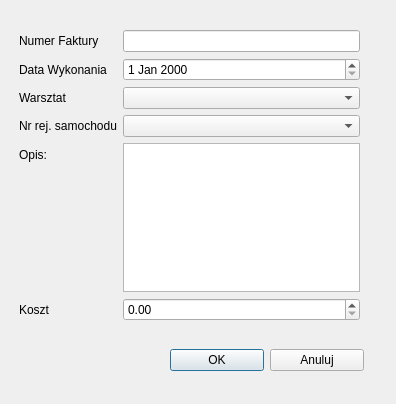
Above: Dialogi/dodajnaprawe.ui from margap1998/Bazy-danych-taxi before the change. Below: the same form after it.
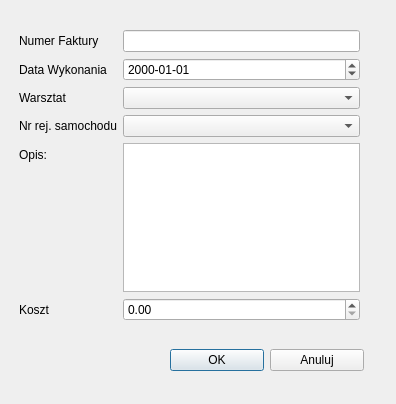
That is the form after the change.

The edit to the form file:
```diff
--- a/Dialogi/dodajnaprawe.ui
+++ b/Dialogi/dodajnaprawe.ui
@@ -47,7 +47,11 @@
      </widget>
     </item>
     <item row="1" column="1">
-     <widget class="QDateEdit" name="dataWykonaniaDateEdit"/>
+     <widget class="QDateEdit" name="dataWykonaniaDateEdit">
+      <property name="displayFormat">
+       <string>yyyy-MM-dd</string>
+      </property>
+     </widget>
     </item>
     <item row="2" column="0">
      <widget class="QLabel" name="warsztatLabel">
```
